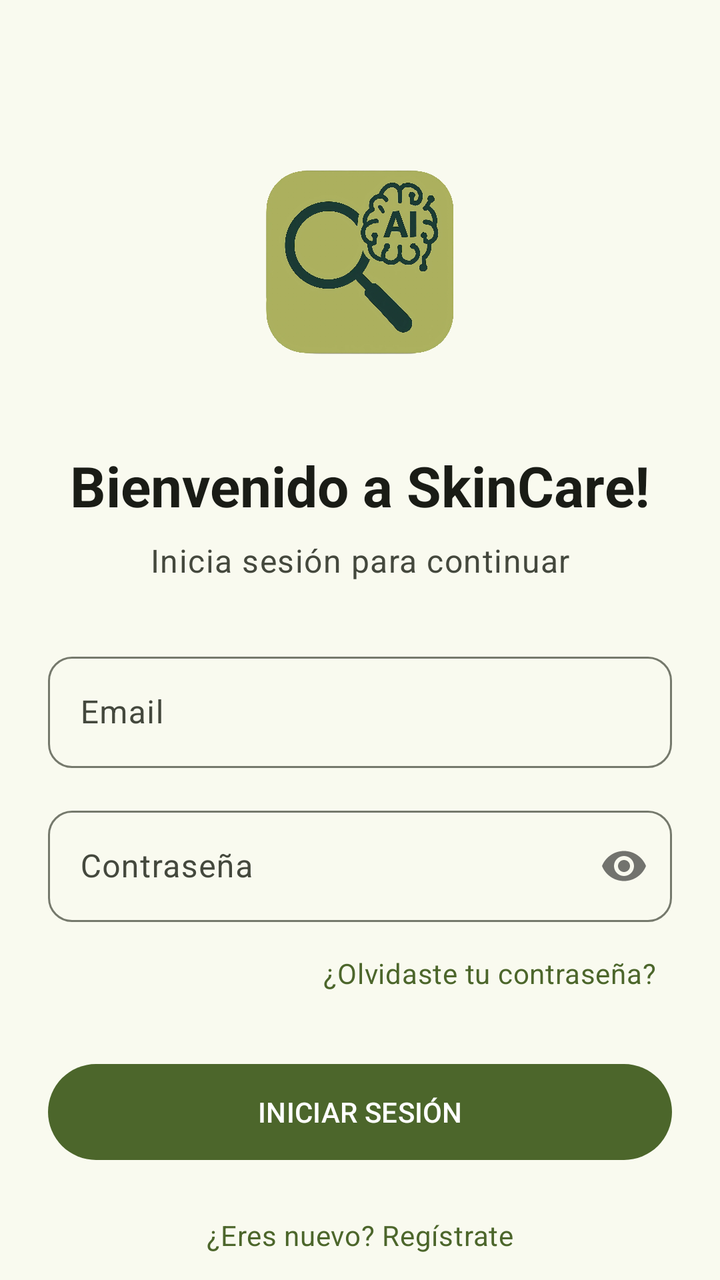
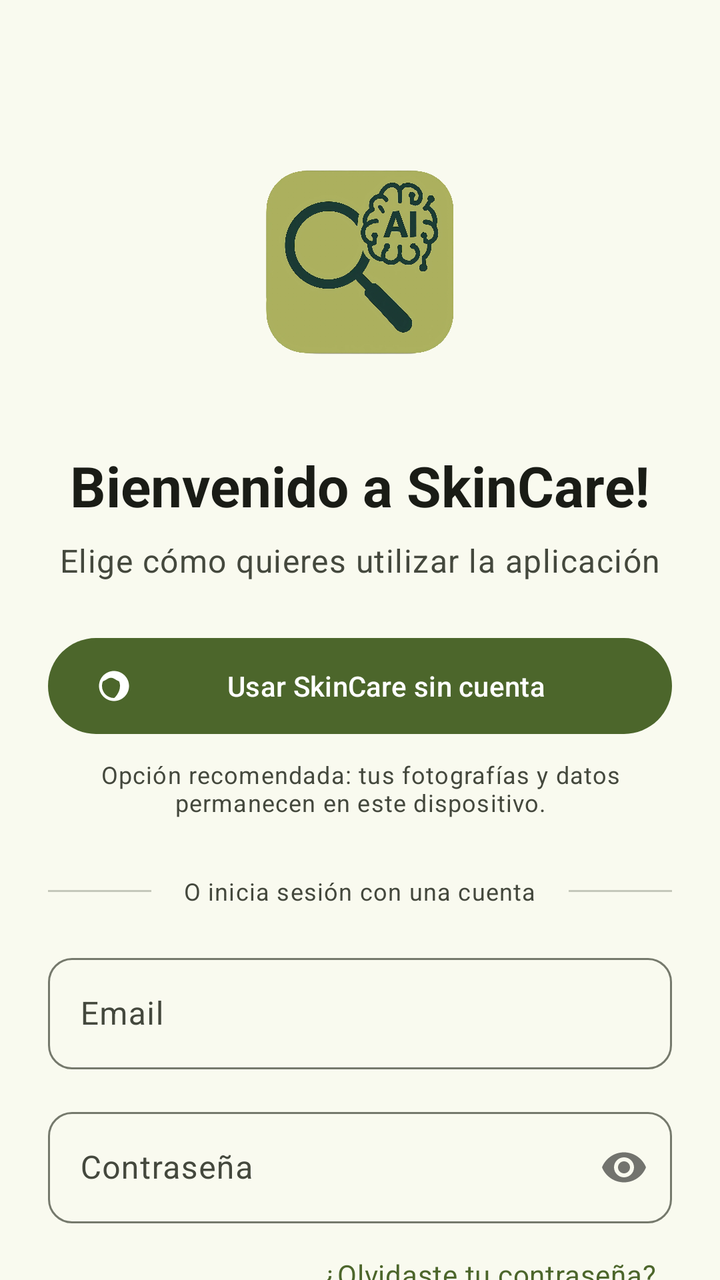

Screens rendered from an Android XML layout before and after an edit, with the pre-edit source and the edit as a unified diff.
<!-- AndroidManifest.xml: activity theme Theme.SkinCare_TFM -->
<!-- res/layout/activity_login.xml -->
<androidx.core.widget.NestedScrollView xmlns:android="http://schemas.android.com/apk/res/android"
    xmlns:app="http://schemas.android.com/apk/res-auto"
    xmlns:tools="http://schemas.android.com/tools"
    android:layout_width="match_parent"
    android:layout_height="match_parent"
    android:background="?attr/colorSurface"
    tools:context=".login.LoginActivity">

    <androidx.constraintlayout.widget.ConstraintLayout
        android:layout_width="match_parent"
        android:layout_height="match_parent"
        android:padding="24dp">

        
        <ImageView
            android:id="@+id/logoImageView"
            android:layout_width="120dp"
            android:layout_height="120dp"
            android:layout_marginTop="48dp"
            android:src="@drawable/logo_skincare"
            android:transitionName="logoImageView"
            android:contentDescription="@string/app_logo_description"
            app:layout_constraintEnd_toEndOf="parent"
            app:layout_constraintStart_toStartOf="parent"
            app:layout_constraintTop_toTopOf="parent" />

        
        <TextView
            android:id="@+id/welcomeTextView"
            android:layout_width="wrap_content"
            android:layout_height="wrap_content"
            android:text="Bienvenido a SkinCare!"
            android:textAppearance="?attr/textAppearanceHeadlineMedium"
            android:textColor="?attr/colorOnSurface"
            android:textStyle="bold"
            android:transitionName="textTrans"
            app:layout_constraintTop_toBottomOf="@id/logoImageView"
            app:layout_constraintStart_toStartOf="parent"
            app:layout_constraintEnd_toEndOf="parent"
            android:layout_marginTop="32dp" />

        
        <TextView
            android:id="@+id/instructionsTextView"
            android:layout_width="wrap_content"
            android:layout_height="wrap_content"
            android:text="Inicia sesión para continuar"
            android:textAppearance="?attr/textAppearanceBodyLarge"
            android:textColor="?attr/colorOnSurfaceVariant"
            android:transitionName="instructionsTextView"
            app:layout_constraintTop_toBottomOf="@id/welcomeTextView"
            app:layout_constraintStart_toStartOf="parent"
            app:layout_constraintEnd_toEndOf="parent"
            android:layout_marginTop="8dp" />

        
        <com.google.android.material.textfield.TextInputLayout
            android:id="@+id/emailEditText"
            android:layout_width="0dp"
            android:layout_height="wrap_content"
            android:layout_marginTop="32dp"
            android:hint="Email"
            android:transitionName="emailEditText"
            style="@style/Widget.SkinCare_TFM.TextInputLayout"
            app:layout_constraintEnd_toEndOf="parent"
            app:layout_constraintStart_toStartOf="parent"
            app:layout_constraintTop_toBottomOf="@id/instructionsTextView">

            <com.google.android.material.textfield.TextInputEditText
                android:layout_width="match_parent"
                android:layout_height="wrap_content"
                android:inputType="textEmailAddress"
                android:textAppearance="?attr/textAppearanceBodyLarge" />

        </com.google.android.material.textfield.TextInputLayout>

        
        <com.google.android.material.textfield.TextInputLayout
            android:id="@+id/passwordEditText"
            android:layout_width="0dp"
            android:layout_height="wrap_content"
            android:layout_marginTop="16dp"
            android:hint="Contraseña"
            android:transitionName="passwordEditText"
            app:passwordToggleEnabled="true"
            style="@style/Widget.SkinCare_TFM.TextInputLayout"
            app:layout_constraintEnd_toEndOf="parent"
            app:layout_constraintStart_toStartOf="parent"
            app:layout_constraintTop_toBottomOf="@+id/emailEditText">

            <com.google.android.material.textfield.TextInputEditText
                android:layout_width="match_parent"
                android:layout_height="wrap_content"
                android:inputType="textPassword"
                android:textAppearance="?attr/textAppearanceBodyLarge" />

        </com.google.android.material.textfield.TextInputLayout>

        
        <TextView
            android:id="@+id/forgotPasswordTextView"
            android:layout_width="wrap_content"
            android:layout_height="wrap_content"
            android:text="¿Olvidaste tu contraseña?"
            android:textAppearance="?attr/textAppearanceBodyMedium"
            android:textColor="?attr/colorPrimary"
            android:background="?attr/selectableItemBackground"
            android:clickable="true"
            android:focusable="true"
            android:padding="8dp"
            app:layout_constraintEnd_toEndOf="parent"
            app:layout_constraintTop_toBottomOf="@+id/passwordEditText"
            android:layout_marginTop="8dp" />

        
        <com.google.android.material.button.MaterialButton
            android:id="@+id/loginButton"
            android:layout_width="0dp"
            android:layout_height="56dp"
            android:layout_marginTop="24dp"
            android:text="INICIAR SESIÓN"
            android:textAppearance="?attr/textAppearanceLabelLarge"
            android:transitionName="registerOrLoginButton"
            style="@style/Widget.SkinCare_TFM.Button"
            app:layout_constraintTop_toBottomOf="@id/forgotPasswordTextView"
            app:layout_constraintStart_toStartOf="parent"
            app:layout_constraintEnd_toEndOf="parent" />

        
        <TextView
            android:id="@+id/registerButton"
            android:layout_width="wrap_content"
            android:layout_height="wrap_content"
            android:text="¿Eres nuevo? Regístrate"
            android:textAppearance="?attr/textAppearanceBodyMedium"
            android:textColor="?attr/colorPrimary"
            android:background="?attr/selectableItemBackground"
            android:clickable="true"
            android:focusable="true"
            android:padding="8dp"
            android:transitionName="registerOrLoginEditText"
            app:layout_constraintTop_toBottomOf="@id/loginButton"
            app:layout_constraintStart_toStartOf="parent"
            app:layout_constraintEnd_toEndOf="parent"
            android:layout_marginTop="16dp" />

        
        <LinearLayout
            android:id="@+id/separator_layout"
            android:layout_width="0dp"
            android:layout_height="wrap_content"
            android:orientation="horizontal"
            android:gravity="center"
            android:layout_marginTop="32dp"
            app:layout_constraintTop_toBottomOf="@+id/registerButton"
            app:layout_constraintStart_toStartOf="parent"
            app:layout_constraintEnd_toEndOf="parent">

            <View
                android:layout_width="0dp"
                android:layout_height="1dp"
                android:layout_weight="1"
                android:background="?attr/colorOutlineVariant" />

            <TextView
                android:layout_width="wrap_content"
                android:layout_height="wrap_content"
                android:text="O continúa con"
                android:textAppearance="?attr/textAppearanceBodySmall"
                android:textColor="?attr/colorOnSurfaceVariant"
                android:layout_marginHorizontal="16dp" />

            <View
                android:layout_width="0dp"
                android:layout_height="1dp"
                android:layout_weight="1"
                android:background="?attr/colorOutlineVariant" />

        </LinearLayout>

        
        <com.google.android.gms.common.SignInButton
            android:id="@+id/googleSignInButton"
            android:layout_width="0dp"
            android:layout_height="56dp"
            android:layout_marginTop="24dp"
            app:layout_constraintTop_toBottomOf="@+id/separator_layout"
            app:layout_constraintStart_toStartOf="parent"
            app:layout_constraintEnd_toEndOf="parent" />

    </androidx.constraintlayout.widget.ConstraintLayout>


</androidx.core.widget.NestedScrollView>
<!-- resources referenced by this layout -->
<resources>
  <color name="md_theme_primary">#4C662B</color>
  <color name="md_theme_onPrimary">#FFFFFF</color>
  <color name="md_theme_secondary">#586249</color>
  <color name="md_theme_onSecondary">#FFFFFF</color>
  <color name="md_theme_tertiary">#386663</color>
  <color name="md_theme_onTertiary">#FFFFFF</color>
  <color name="md_theme_error">#BA1A1A</color>
  <color name="md_theme_onError">#FFFFFF</color>
  <color name="md_theme_errorContainer">#FFDAD6</color>
  <color name="md_theme_background">#F9FAEF</color>
  <color name="md_theme_onBackground">#1A1C16</color>
  <color name="md_theme_surface">#F9FAEF</color>
  <color name="md_theme_onSurface">#1A1C16</color>
  <color name="md_theme_surfaceVariant">#E1E4D5</color>
  <color name="md_theme_outline">#75796C</color>
  <color name="md_theme_outlineVariant">#C5C8BA</color>
  <color name="md_theme_inverseSurface">#2F312A</color>
  <color name="md_theme_inverseOnSurface">#F1F2E6</color>
  <color name="md_theme_inversePrimary">#B1D18A</color>
  <color name="md_theme_primaryFixed">#CDEDA3</color>
  <color name="md_theme_onPrimaryFixed">#102000</color>
  <color name="md_theme_primaryFixedDim">#B1D18A</color>
  <color name="md_theme_secondaryFixed">#DCE7C8</color>
  <color name="md_theme_onSecondaryFixed">#151E0B</color>
  <color name="md_theme_tertiaryFixed">#BCECE7</color>
  <color name="md_theme_onTertiaryFixed">#00201E</color>
  <color name="md_theme_tertiaryFixedDim">#A0D0CB</color>
  <color name="md_theme_surfaceDim">#DADBD0</color>
  <color name="md_theme_surfaceBright">#F9FAEF</color>
  <color name="md_theme_surfaceContainer">#EEEFE3</color>
  <!-- unchanged entries left out for length: 22 -->
</resources>

<!-- the commit's change to res/layout/activity_login.xml (unified diff, before → after) -->
@@ -1,4 +1,4 @@
-<androidx.core.widget.NestedScrollView xmlns:android="http://schemas.android.com/apk/res/android"
+<FrameLayout xmlns:android="http://schemas.android.com/apk/res/android"
     xmlns:app="http://schemas.android.com/apk/res-auto"
     xmlns:tools="http://schemas.android.com/tools"
     android:layout_width="match_parent"
@@ -6,9 +6,14 @@
     android:background="?attr/colorSurface"
     tools:context=".login.LoginActivity">
 
+    <androidx.core.widget.NestedScrollView
+        android:layout_width="match_parent"
+        android:layout_height="match_parent"
+        android:fillViewport="true">
+
     <androidx.constraintlayout.widget.ConstraintLayout
         android:layout_width="match_parent"
-        android:layout_height="match_parent"
+        android:layout_height="wrap_content"
         android:padding="24dp">
 
         
@@ -44,7 +49,7 @@
             android:id="@+id/instructionsTextView"
             android:layout_width="wrap_content"
             android:layout_height="wrap_content"
-            android:text="Inicia sesión para continuar"
+            android:text="@string/login_choose_access_mode"
             android:textAppearance="?attr/textAppearanceBodyLarge"
             android:textColor="?attr/colorOnSurfaceVariant"
             android:transitionName="instructionsTextView"
@@ -53,18 +58,76 @@
             app:layout_constraintEnd_toEndOf="parent"
             android:layout_marginTop="8dp" />
 
+        <com.google.android.material.button.MaterialButton
+            android:id="@+id/localProfileButton"
+            style="@style/Widget.SkinCare_TFM.Button"
+            android:layout_width="0dp"
+            android:layout_height="56dp"
+            android:layout_marginTop="24dp"
+            android:text="@string/login_local_profile_button"
+            app:icon="@drawable/ic_account_circle_outline"
+            app:layout_constraintEnd_toEndOf="parent"
+            app:layout_constraintStart_toStartOf="parent"
+            app:layout_constraintTop_toBottomOf="@id/instructionsTextView" />
+
+        <TextView
+            android:id="@+id/localProfileDescription"
+            android:layout_width="0dp"
+            android:layout_height="wrap_content"
+            android:layout_marginTop="8dp"
+            android:gravity="center"
+            android:text="@string/login_local_profile_description"
+            android:textAppearance="?attr/textAppearanceBodySmall"
+            android:textColor="?attr/colorOnSurfaceVariant"
+            app:layout_constraintEnd_toEndOf="parent"
+            app:layout_constraintStart_toStartOf="parent"
+            app:layout_constraintTop_toBottomOf="@id/localProfileButton" />
+
+        <LinearLayout
+            android:id="@+id/accountSeparatorLayout"
+            android:layout_width="0dp"
+            android:layout_height="wrap_content"
+            android:layout_marginTop="28dp"
+            android:gravity="center"
+            android:orientation="horizontal"
+            app:layout_constraintEnd_toEndOf="parent"
+            app:layout_constraintStart_toStartOf="parent"
+            app:layout_constraintTop_toBottomOf="@id/localProfileDescription">
+
+            <View
+                android:layout_width="0dp"
+                android:layout_height="1dp"
+                android:layout_weight="1"
+                android:background="?attr/colorOutlineVariant" />
+
+            <TextView
+                android:layout_width="wrap_content"
+                android:layout_height="wrap_content"
+                android:layout_marginHorizontal="16dp"
+                android:text="@string/login_account_options"
+                android:textAppearance="?attr/textAppearanceBodySmall"
+                android:textColor="?attr/colorOnSurfaceVariant" />
+
+            <View
+                android:layout_width="0dp"
+                android:layout_height="1dp"
+                android:layout_weight="1"
+                android:background="?attr/colorOutlineVariant" />
+
+        </LinearLayout>
+
         
         <com.google.android.material.textfield.TextInputLayout
             android:id="@+id/emailEditText"
             android:layout_width="0dp"
             android:layout_height="wrap_content"
-            android:layout_marginTop="32dp"
+            android:layout_marginTop="20dp"
             android:hint="Email"
             android:transitionName="emailEditText"
             style="@style/Widget.SkinCare_TFM.TextInputLayout"
             app:layout_constraintEnd_toEndOf="parent"
             app:layout_constraintStart_toStartOf="parent"
-            app:layout_constraintTop_toBottomOf="@id/instructionsTextView">
+            app:layout_constraintTop_toBottomOf="@id/accountSeparatorLayout">
 
             <com.google.android.material.textfield.TextInputEditText
                 android:layout_width="match_parent"
@@ -179,16 +242,74 @@
         </LinearLayout>
 
         
-        <com.google.android.gms.common.SignInButton
+        <com.google.android.material.button.MaterialButton
             android:id="@+id/googleSignInButton"
+            style="@style/Widget.Material3.Button.OutlinedButton"
             android:layout_width="0dp"
             android:layout_height="56dp"
             android:layout_marginTop="24dp"
+            android:text="@string/login_google_button"
+            app:icon="@drawable/ic_google_logo"
+            app:iconGravity="textStart"
+            app:iconTint="@null"
             app:layout_constraintTop_toBottomOf="@+id/separator_layout"
             app:layout_constraintStart_toStartOf="parent"
             app:layout_constraintEnd_toEndOf="parent" />
 
+        <View
+            android:layout_width="1dp"
+            android:layout_height="24dp"
+            app:layout_constraintTop_toBottomOf="@id/googleSignInButton"
+            app:layout_constraintStart_toStartOf="parent"
+            app:layout_constraintEnd_toEndOf="parent"
+            app:layout_constraintBottom_toBottomOf="parent" />
+
     </androidx.constraintlayout.widget.ConstraintLayout>
 
-
-</androidx.core.widget.NestedScrollView>
+    </androidx.core.widget.NestedScrollView>
+
+    <FrameLayout
+        android:id="@+id/loginLoadingOverlay"
+        android:layout_width="match_parent"
+        android:layout_height="match_parent"
+        android:background="#66000000"
+        android:clickable="true"
+        android:elevation="16dp"
+        android:focusable="true"
+        android:visibility="gone">
+
+        <com.google.android.material.card.MaterialCardView
+            android:layout_width="wrap_content"
+            android:layout_height="wrap_content"
+            android:layout_gravity="center"
+            app:cardBackgroundColor="?attr/colorSurface"
+            app:cardCornerRadius="20dp"
+            app:cardElevation="8dp">
+
+            <LinearLayout
+                android:layout_width="wrap_content"
+                android:layout_height="wrap_content"
+                android:gravity="center"
+                android:orientation="vertical"
+                android:padding="28dp">
+
+                <com.google.android.material.progressindicator.CircularProgressIndicator
+                    android:layout_width="48dp"
+                    android:layout_height="48dp"
+                    android:indeterminate="true" />
+
+                <TextView
+                    android:layout_width="wrap_content"
+                    android:layout_height="wrap_content"
+                    android:layout_marginTop="16dp"
+                    android:text="@string/login_loading"
+                    android:textAppearance="?attr/textAppearanceBodyLarge"
+                    android:textColor="?attr/colorOnSurface" />
+
+            </LinearLayout>
+
+        </com.google.android.material.card.MaterialCardView>
+
+    </FrameLayout>
+
+</FrameLayout>
<!-- resource entries referenced after the edit -->
@@ -1,5 +1,43 @@
 <!-- resources referenced by this layout -->
 <resources>
+  <!-- drawable ic_account_circle_outline (drawable) -->
+  <?xml version="1.0" encoding="utf-8"?>
+  <vector xmlns:android="http://schemas.android.com/apk/res/android"
+      android:width="24dp"
+      android:height="24dp"
+      android:viewportWidth="24"
+      android:viewportHeight="24"
+      android:tint="@android:color/darker_gray">
+      <path
+          android:fillColor="@android:color/darker_gray"
+          android:pathData="M12,2C6.48,2 2,6.48 2,12s4.48,10 10,10s10,-4.48 10,-10S17.52,2 12,2z M12,20c-4.41,0 -8,-3.59 -8,-8c0,-1.12 0.23,-2.18 0.65,-3.15C6.7,8.15 8.14,6.5 10,6.5c1.86,0 3.3,1.65 5.35,2.35C15.77,9.82 16,10.88 16,12C16,16.41 12.41,20 12,20z M12,6c1.1,0 2,-0.9 2,-2s-0.9,-2 -2,-2s-2,0.9 -2,2S10.9,6 12,6z"/>
+  </vector>
+  <!-- drawable ic_google_logo (drawable) -->
+  <?xml version="1.0" encoding="utf-8"?>
+  <vector xmlns:android="http://schemas.android.com/apk/res/android"
+      android:width="24dp"
+      android:height="24dp"
+      android:viewportWidth="24"
+      android:viewportHeight="24">
+      <path
+          android:fillColor="#4285F4"
+          android:pathData="M23.49,12.27c0,-0.79 -0.07,-1.54 -0.19,-2.27H12v4.51h6.47c-0.29,1.48 -1.14,2.73 -2.4,3.58v3h3.86c2.26,-2.09 3.56,-5.17 3.56,-8.82z" />
+      <path
+          android:fillColor="#34A853"
+          android:pathData="M12,24c3.24,0 5.95,-1.08 7.93,-2.91l-3.86,-3c-1.08,0.72 -2.45,1.16 -4.07,1.16 -3.13,0 -5.78,-2.11 -6.73,-4.96H1.29v3.09C3.26,21.3 7.31,24 12,24z" />
+      <path
+          android:fillColor="#FBBC05"
+          android:pathData="M5.27,14.29c-0.25,-0.72 -0.38,-1.49 -0.38,-2.29s0.14,-1.57 0.38,-2.29V6.62H1.29C0.47,8.24 0,10.06 0,12s0.47,3.76 1.29,5.38l3.98,-3.09z" />
+      <path
+          android:fillColor="#EA4335"
+          android:pathData="M12,4.75c1.77,0 3.35,0.61 4.6,1.8l3.42,-3.42C17.95,1.19 15.24,0 12,0 7.31,0 3.26,2.7 1.29,6.62l3.98,3.09c0.95,-2.85 3.6,-4.96 6.73,-4.96z" />
+  </vector>
+  <string name="login_account_options">O inicia sesión con una cuenta</string>
+  <string name="login_choose_access_mode">Elige cómo quieres utilizar la aplicación</string>
+  <string name="login_google_button">Continuar con Google</string>
+  <string name="login_loading">Accediendo de forma segura…</string>
+  <string name="login_local_profile_button">Usar SkinCare sin cuenta</string>
+  <string name="login_local_profile_description">Opción recomendada: tus fotografías y datos permanecen en este dispositivo.</string>
   <color name="md_theme_primary">#4C662B</color>
   <color name="md_theme_onPrimary">#FFFFFF</color>
   <color name="md_theme_secondary">#586249</color>
